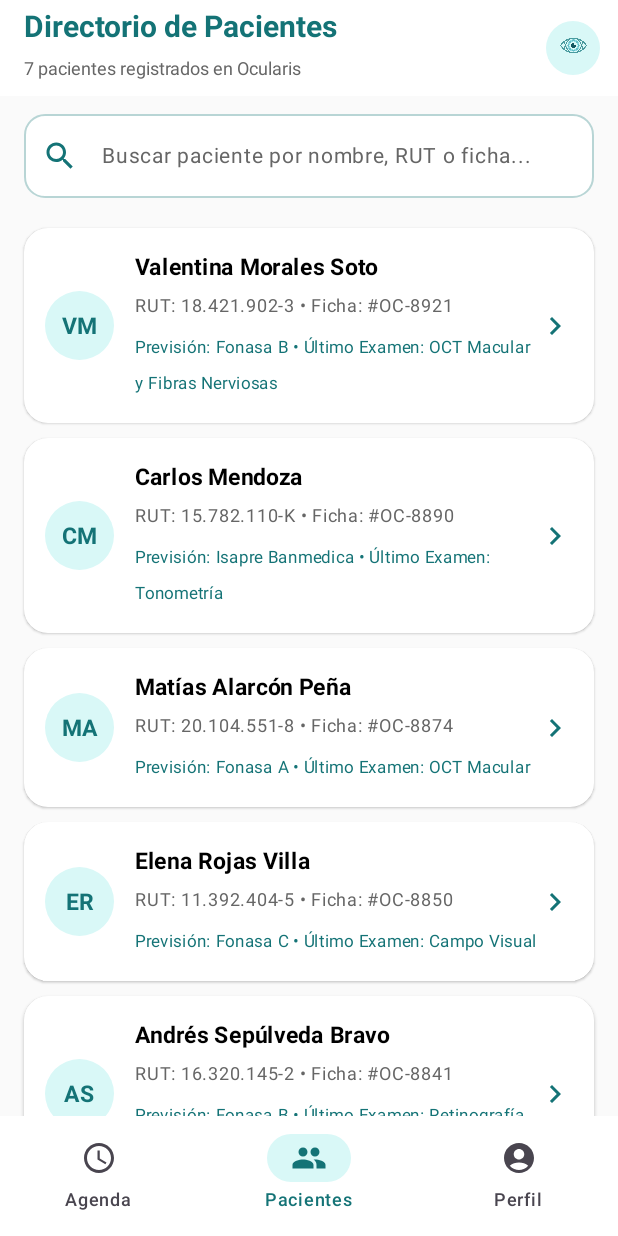
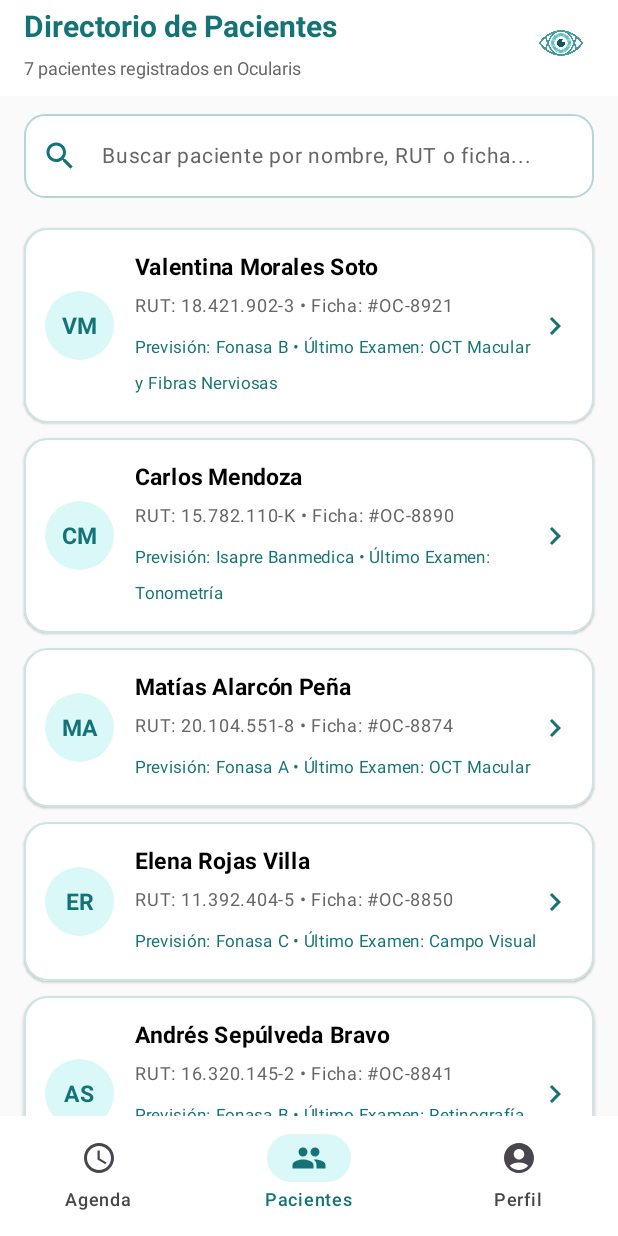
Before and after one commit to Tzequiel/Ocularis, an Android app built with Jetpack Compose: the HomeScreen screen opened through its navigation route, item 2 of the bottom bar chosen, on a phone screen of 412 x 824 dp. Run offline under Robolectric (Android 15) with nearby library versions, the phone set to English and light mode, and no system bars; our stand-ins replace Room's generated code.

Commit message:
Add distinct card borders and clean floating isotipo logo in HomeScreen and HistorialScreen

```diff
--- a/Ocularis/app/src/main/java/com/duoc/ocularis/ui/screens/HistorialScreen.kt
+++ b/Ocularis/app/src/main/java/com/duoc/ocularis/ui/screens/HistorialScreen.kt
@@ -1,5 +1,6 @@
 package com.duoc.ocularis.ui.screens
 
+import androidx.compose.foundation.BorderStroke
 import androidx.compose.foundation.Image
 import androidx.compose.foundation.clickable
 import androidx.compose.foundation.layout.*
@@ -58,20 +59,12 @@ fun HistorialScreen(
                     }
                 },
                 actions = {
-                    Surface(
-                        shape = CircleShape,
-                        color = LightCyan,
+                    Image(
+                        painter = painterResource(id = R.drawable.isotipo),
+                        contentDescription = "Isotipo",
                         modifier = Modifier.size(36.dp)
-                    ) {
-                        Box(contentAlignment = Alignment.Center) {
-                            Image(
-                                painter = painterResource(id = R.drawable.isotipo),
-                                contentDescription = "Isotipo",
-                                modifier = Modifier.size(22.dp)
-                            )
-                        }
-                    }
-                    Spacer(modifier = Modifier.width(8.dp))
+                    )
+                    Spacer(modifier = Modifier.width(16.dp))
                 },
                 colors = TopAppBarDefaults.topAppBarColors(containerColor = Color.White)
             )
@@ -131,6 +124,7 @@ fun HistorialScreen(
                                 .clickable { onNavigateToDetalle(paciente.rut) },
                             shape = RoundedCornerShape(16.dp),
                             colors = CardDefaults.cardColors(containerColor = Color.White),
+                            border = BorderStroke(1.dp, DarkTeal.copy(alpha = 0.2f)),
                             elevation = CardDefaults.cardElevation(defaultElevation = 1.dp)
                         ) {
                             Row(
--- a/Ocularis/app/src/main/java/com/duoc/ocularis/ui/screens/HomeScreen.kt
+++ b/Ocularis/app/src/main/java/com/duoc/ocularis/ui/screens/HomeScreen.kt
@@ -182,20 +182,12 @@ fun HomeTopBar() {
             }
         },
         actions = {
-            Surface(
-                shape = CircleShape,
-                color = LightCyan,
+            Image(
+                painter = painterResource(id = R.drawable.isotipo),
+                contentDescription = "Isotipo",
                 modifier = Modifier.size(36.dp)
-            ) {
-                Box(contentAlignment = Alignment.Center) {
-                    Image(
-                        painter = painterResource(id = R.drawable.isotipo),
-                        contentDescription = "Isotipo",
-                        modifier = Modifier.size(22.dp)
-                    )
-                }
-            }
-            Spacer(modifier = Modifier.width(8.dp))
+            )
+            Spacer(modifier = Modifier.width(16.dp))
         },
         colors = TopAppBarDefaults.topAppBarColors(containerColor = Color.White)
     )
@@ -237,7 +229,8 @@ fun PatientCard(paciente: MockPaciente, onNavigateToDetalle: (String) -> Unit) {
             .padding(horizontal = 20.dp, vertical = 8.dp)
             .clickable { onNavigateToDetalle(paciente.id) },
         shape = RoundedCornerShape(16.dp),
-        colors = CardDefaults.cardColors(containerColor = Color.White)
+        colors = CardDefaults.cardColors(containerColor = Color.White),
+        border = BorderStroke(1.dp, DarkTeal.copy(alpha = 0.2f))
     ) {
         Row(modifier = Modifier.fillMaxWidth()) {
             Box(modifier = Modifier.width(6.dp).fillMaxHeight().defaultMinSize(minHeight = 120.dp).background(if (paciente.isSuccess) LightCyan else LightPink))
@@ -292,7 +285,8 @@ fun StatsCard() {
     Card(
         modifier = Modifier.fillMaxWidth().padding(20.dp),
         shape = RoundedCornerShape(16.dp),
-        colors = CardDefaults.cardColors(containerColor = LightCyan)
+        colors = CardDefaults.cardColors(containerColor = LightCyan),
+        border = BorderStroke(1.dp, DarkTeal.copy(alpha = 0.3f))
     ) {
         Row(modifier = Modifier.padding(20.dp).fillMaxWidth(), verticalAlignment = Alignment.CenterVertically, horizontalArrangement = Arrangement.SpaceBetween) {
             Row(verticalAlignment = Alignment.CenterVertically) {
```
